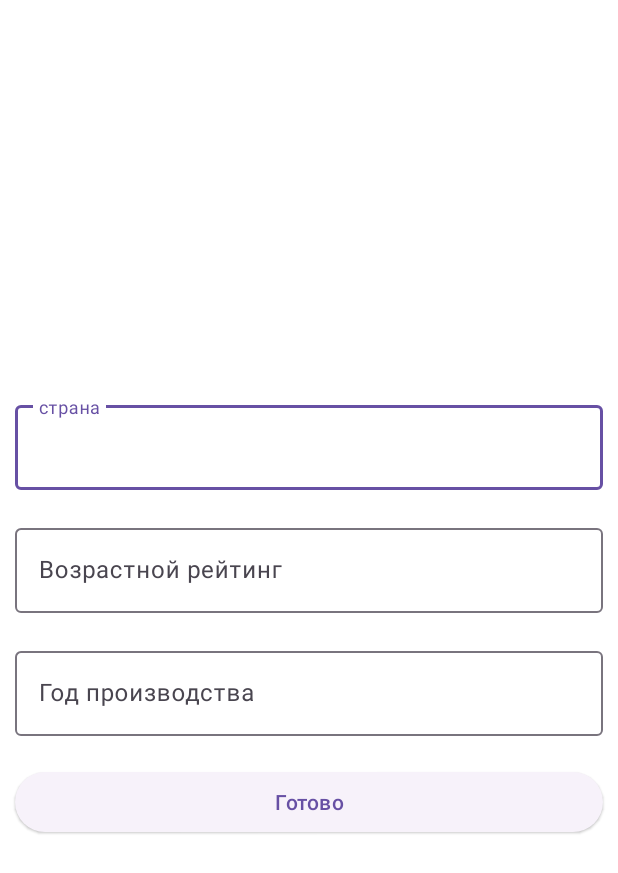
After one commit to amk2916/testTaskAvito, an Android app: the fragment FilterFragment shown on its own in the app's theme, on a phone screen of 412 x 824 dp. The commit adds this screen. Shown: the top 873 px of the screen. Run offline under Robolectric (Android 15) with nearby library versions, the phone set to English and light mode, and no system bars; 4 statements that could not run were skipped.

Commit message:
Проблема с  кешированием, фильтрами и всем подряд. В базу кешируется только 50 значений, выставление фильтра не обновляет главный список, причем данные вроде пришли

```diff
--- a/app/src/main/java/com/example/testtaskavito/data/RepositoryImpl.kt
+++ b/app/src/main/java/com/example/testtaskavito/data/RepositoryImpl.kt
@@ -1,5 +1,6 @@
 package com.example.testtaskavito.data
 
+import android.util.Log
 import androidx.paging.ExperimentalPagingApi
 import androidx.paging.Pager
 import androidx.paging.PagingConfig
@@ -38,9 +39,10 @@ class RepositoryImpl @Inject constructor(
         year: Int?,
         ageRating: Int?
     ): Flow<PagingData<ModelForListLocal>> {
+        Log.e("Repository", "getMovies")
         val moviesRemoteMediator = createMoviesRemoteMediator(countryName, year, ageRating)
         return Pager(
-            config = PagingConfig(pageSize = 16),
+            config = PagingConfig(pageSize = 20),
             remoteMediator = moviesRemoteMediator,
             pagingSourceFactory = {
                 movieDao.getAllMovies(countryName, year, ageRating)
--- /dev/null
+++ b/app/src/main/java/com/example/testtaskavito/presentation/firstScreen/FilterFragment.kt
@@ -0,0 +1,87 @@
+package com.example.testtaskavito.presentation.firstScreen
+
+import android.os.Bundle
+import android.view.LayoutInflater
+import android.view.View
+import android.view.ViewGroup
+import android.widget.Button
+import android.widget.EditText
+import androidx.fragment.app.Fragment
+import com.example.testtaskavito.R
+
+class FilterFragment : Fragment() {
+    private var nameCountry: String = ""
+    private var ageRating: String = ""
+    private var year: String = ""
+
+
+    override fun onCreate(savedInstanceState: Bundle?) {
+        super.onCreate(savedInstanceState)
+        parseParam()
+    }
+    override fun onCreateView(
+        inflater: LayoutInflater,
+        container: ViewGroup?,
+        savedInstanceState: Bundle?
+    ): View? {
+        return inflater.inflate(R.layout.filter_view,container, false)
+    }
+
+    override fun onViewCreated(view: View, savedInstanceState: Bundle?) {
+
+        with(view){
+            val nameCountryET = findViewById<EditText>(R.id.countryNameET)
+            val ageRatingET = findViewById<EditText>(R.id.ageRatingET)
+            val yearET = findViewById<EditText>(R.id.yearET)
+            val buttonOk = findViewById<Button>(R.id.okButton)
+
+            nameCountryET.setText(nameCountry)
+            ageRatingET.setText(ageRating)
+            yearET.setText(year)
+
+            buttonOk.setOnClickListener {
+                val resultBundle = Bundle().apply {
+                    putString("nameCountry" ,nameCountryET.text.toString())
+                    putString("ageRating", ageRatingET.text.toString())
+                    putString("year", yearET.text.toString())
+                }
+                parentFragmentManager.setFragmentResult("requestKey", resultBundle)
+                parentFragmentManager.popBackStack()
+            }
+        }
+    }
+
+    private fun parseParam(){
+        val args = requireArguments()
+        with(args){
+            val paramsNameCountry  = getString(NAME_COUNTRY)
+            val paramsYear  = getString(YEAR)
+            val paramsAgeRating  = getString(AGE_RATING)
+
+            if(paramsNameCountry != null) nameCountry = paramsNameCountry
+            if(paramsYear != null) year = paramsYear.toString()
+            if(paramsAgeRating != null) ageRating = paramsAgeRating.toString()
+        }
+
+
+
+
+    }
+
+    companion object{
+        fun instance(nameCountry: String? = null, year: Int? = null, ageRating: Int? = null): FilterFragment{
+            return FilterFragment().apply {
+                arguments = Bundle().apply {
+                    putString(NAME_COUNTRY, nameCountry)
+                    putInt(YEAR, year?:-1)
+                    putInt(AGE_RATING, ageRating?:-1)
+                }
+            }
+        }
+
+        private const val NAME_COUNTRY = "nameCountry"
+        private const val YEAR = "year"
+        private const val AGE_RATING = "ageRating"
+    }
+
+}
--- /dev/null
+++ b/app/src/main/res/layout/filter_view.xml
@@ -0,0 +1,58 @@
+<?xml version="1.0" encoding="utf-8"?>
+<LinearLayout xmlns:android="http://schemas.android.com/apk/res/android"
+    android:layout_width="match_parent"
+    android:layout_height="match_parent"
+    android:gravity="center"
+    android:orientation="vertical"
+    android:background="@color/white">
+
+    <com.google.android.material.textfield.TextInputLayout
+        android:id="@+id/countryName"
+        android:layout_width="match_parent"
+        android:layout_height="wrap_content"
+        android:layout_margin="10dp"
+        android:hint="страна">
+
+        <com.google.android.material.textfield.TextInputEditText
+            android:id="@+id/countryNameET"
+            android:layout_width="match_parent"
+            android:layout_height="wrap_content" />
+    </com.google.android.material.textfield.TextInputLayout>
+
+    <com.google.android.material.textfield.TextInputLayout
+        android:id="@+id/ageRating"
+        android:layout_width="match_parent"
+        android:layout_height="wrap_content"
+        android:layout_margin="10dp"
+        android:hint="Возрастной рейтинг">
+
+        <com.google.android.material.textfield.TextInputEditText
+            android:id="@+id/ageRatingET"
+            android:layout_width="match_parent"
+            android:layout_height="wrap_content"
+            android:inputType="number" />
+    </com.google.android.material.textfield.TextInputLayout>
+
+    <com.google.android.material.textfield.TextInputLayout
+        android:id="@+id/year"
+        android:layout_width="match_parent"
+        android:layout_height="wrap_content"
+        android:layout_margin="10dp"
+        android:hint="Год производства">
+
+        <com.google.android.material.textfield.TextInputEditText
+            android:id="@+id/yearET"
+            android:layout_width="match_parent"
+            android:layout_height="wrap_content"
+            android:inputType="number" />
+    </com.google.android.material.textfield.TextInputLayout>
+
+    <Button
+        android:id="@+id/okButton"
+        style="@style/Widget.Material3.Button.ElevatedButton"
+        android:layout_width="match_parent"
+        android:layout_height="wrap_content"
+        android:layout_margin="10dp"
+        android:text="Готово" />
+
+</LinearLayout>
```
Also changed, not shown: app/src/main/java/com/example/testtaskavito/data/MoviesRemoteMediator.kt (+25 -19 lines), app/src/main/java/com/example/testtaskavito/domain/GetHistoryUserQueryUseCase.kt (deleted, +0 -8 lines), app/src/main/java/com/example/testtaskavito/domain/GetMoviesUseCase.kt (+1 -16 lines), app/src/main/java/com/example/testtaskavito/domain/GetReviewsUseCase.kt (deleted, +0 -8 lines), app/src/main/java/com/example/testtaskavito/presentation/firstScreen/MoviesListFragment.kt (+76 -0 lines), app/src/main/java/com/example/testtaskavito/presentation/firstScreen/MoviesViewModel.kt (+11 -2 lines), app/src/main/res/drawable/filter_icon.xml (added, +10 -0 lines), app/src/main/res/layout/movies_list.xml (+35 -1 lines).
